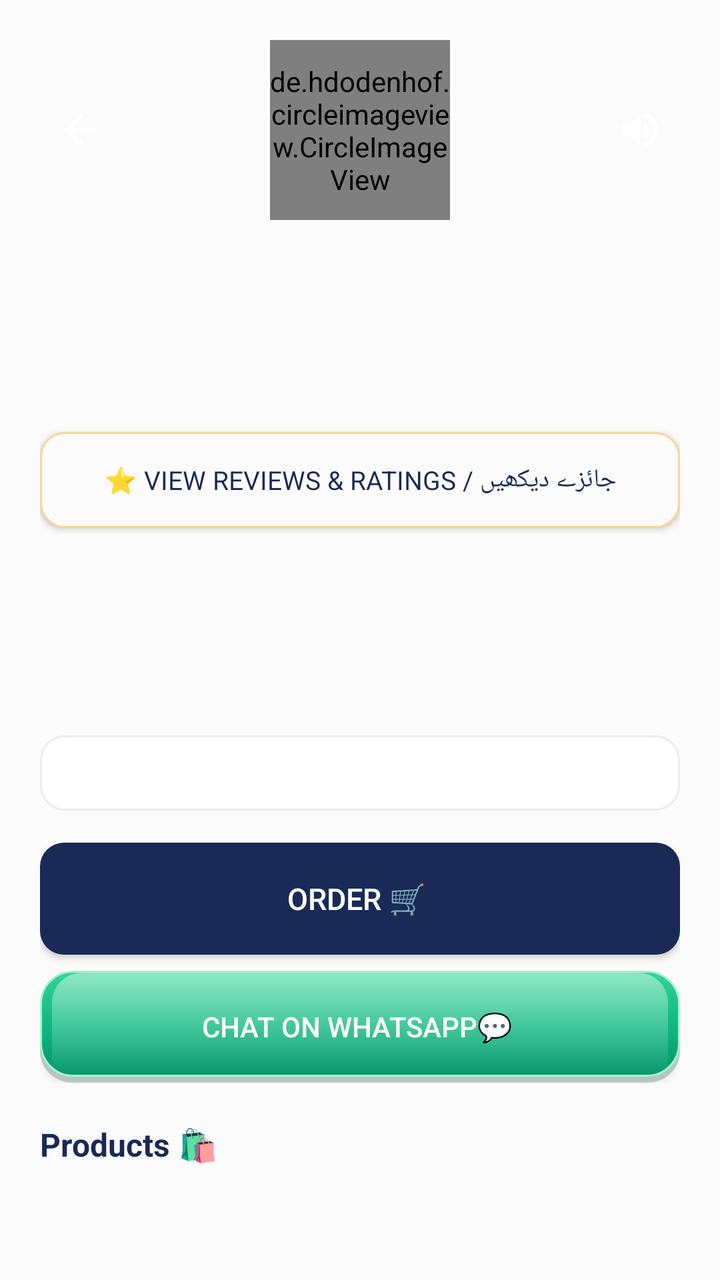
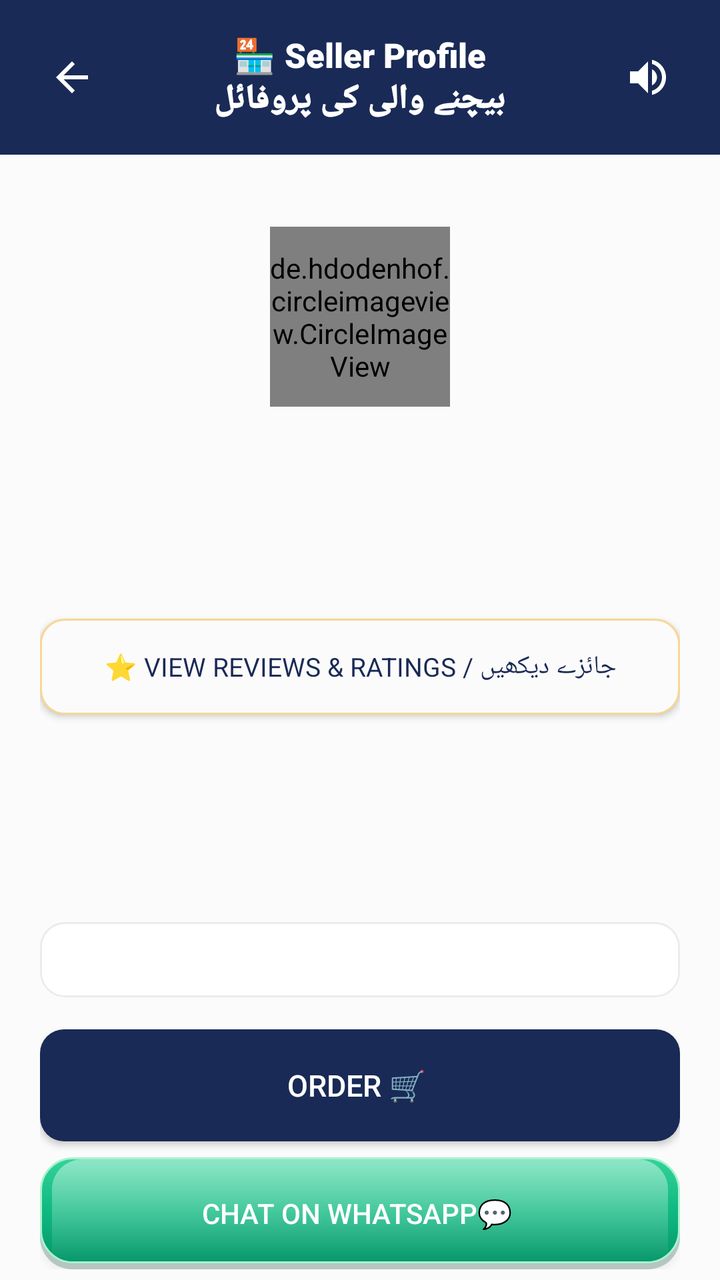

Two renders of the same Android screen: before a commit and after it. Below are the layout's source before the change and the commit's diff.
<!-- AndroidManifest.xml: application theme Theme.SheEmpower -->
<!-- res/layout/activity_seller_profile.xml -->
<?xml version="1.0" encoding="utf-8"?>
<androidx.core.widget.NestedScrollView xmlns:android="http://schemas.android.com/apk/res/android"
    xmlns:app="http://schemas.android.com/apk/res-auto"
    android:layout_width="match_parent"
    android:layout_height="match_parent"
    android:fillViewport="true"
    android:background="@color/background">

    <LinearLayout
        android:layout_width="match_parent"
        android:layout_height="wrap_content"
        android:orientation="vertical"
        android:background="?android:attr/windowBackground"
        android:padding="20dp">

        <RelativeLayout
            android:layout_width="match_parent"
            android:layout_height="wrap_content">

            <ImageButton
                android:id="@+id/btnBack"
                android:layout_width="40dp"
                android:layout_height="40dp"
                android:layout_alignParentStart="true"
                android:layout_centerVertical="true"
                android:background="?attr/selectableItemBackgroundBorderless"
                android:src="@drawable/ic_arrow_back"
                app:tint="#FFFFFF"
                android:contentDescription="Back" />

            <de.hdodenhof.circleimageview.CircleImageView
                android:id="@+id/ivSellerAvatar"
                android:layout_width="90dp"
                android:layout_height="90dp"
                android:layout_centerHorizontal="true"
                android:src="@drawable/placeholder_avatar" />

            <ImageView
                android:id="@+id/ivSellerVerifiedBadge"
                android:layout_width="28dp"
                android:layout_height="28dp"
                android:layout_alignEnd="@id/ivSellerAvatar"
                android:layout_alignBottom="@id/ivSellerAvatar"
                android:src="@drawable/ic_verified_badge"
                android:visibility="gone"
                android:contentDescription="Verified Badge" />

            <ImageButton
                android:id="@+id/btnSpeaker"
                android:layout_width="40dp"
                android:layout_height="40dp"
                android:layout_alignParentEnd="true"
                android:layout_centerVertical="true"
                android:background="?attr/selectableItemBackgroundBorderless"
                android:src="@drawable/ic_speaker"
                android:contentDescription="Speaker" />
        </RelativeLayout>

        <TextView
            android:id="@+id/tvSellerName"
            android:layout_width="match_parent"
            android:layout_height="wrap_content"
            android:gravity="center"
            android:textSize="20sp"
            android:textStyle="bold"
            android:textColor="@color/text_primary"
            android:layout_marginTop="8dp" />

        <TextView
            android:id="@+id/tvSellerCategory"
            android:layout_width="match_parent"
            android:layout_height="wrap_content"
            android:gravity="center"
            android:textColor="@color/text_primary"
            android:fontFamily="sans-serif-medium"
            android:textSize="14sp"
            android:layout_marginTop="2dp" />

        <TextView
            android:id="@+id/tvSellerCity"
            android:layout_width="match_parent"
            android:layout_height="wrap_content"
            android:gravity="center"
            android:textColor="@color/text_secondary" />

        <TextView
            android:id="@+id/tvSellerRating"
            android:layout_width="match_parent"
            android:layout_height="wrap_content"
            android:gravity="center"
            android:textColor="@color/warning_amber"
            android:layout_marginTop="4dp" />

        <Button
            android:id="@+id/btnViewReviews"
            android:layout_width="match_parent"
            android:layout_height="48dp"
            android:text="⭐ View Reviews &amp; Ratings / جائزے دیکھیں"
            android:fontFamily="sans-serif-bold"
            android:textSize="13sp"
            android:background="@drawable/bg_skeu_button_cream"
            android:textColor="@color/text_primary"
            android:layout_marginTop="8dp" />

        <TextView
            android:id="@+id/tvSellerStatus"
            android:layout_width="match_parent"
            android:layout_height="wrap_content"
            android:gravity="center"
            android:textColor="@color/success_green"
            android:textStyle="bold" />

        
        <TextView
            android:id="@+id/tvSellerDeliveryBadge"
            android:layout_width="match_parent"
            android:layout_height="wrap_content"
            android:gravity="center"
            android:layout_marginTop="10dp"
            android:padding="10dp"
            android:textStyle="bold"
            android:textSize="13sp" />

        <TextView
            android:id="@+id/tvSellerBio"
            android:layout_width="match_parent"
            android:layout_height="wrap_content"
            android:gravity="center"
            android:layout_marginTop="10dp"
            android:textColor="@color/text_secondary" />

        <TextView
            android:id="@+id/tvSellerCapacity"
            android:layout_width="match_parent"
            android:layout_height="wrap_content"
            android:gravity="center"
            android:layout_marginTop="8dp"
            android:textColor="@color/primary"
            android:background="@drawable/bg_rounded_pink_light"
            android:padding="10dp"
            android:textSize="13sp" />

        
        <LinearLayout
            android:id="@+id/layoutBuyerActions"
            android:layout_width="match_parent"
            android:layout_height="wrap_content"
            android:orientation="vertical">

            <Button
                android:id="@+id/btnPlaceOrder"
                android:layout_width="match_parent"
                android:layout_height="56dp"
                android:text="Order 🛒 "
                android:textSize="15sp"
                android:background="@drawable/bg_skeu_button_primary"
                android:textColor="#FFFFFF"
                android:layout_marginTop="16dp" />

            <Button
                android:id="@+id/btnWhatsAppChat"
                android:layout_width="match_parent"
                android:layout_height="56dp"
                android:text="Chat on Whatsapp💬 "
                android:textSize="14sp"
                android:background="@drawable/bg_skeu_button_green"
                android:textColor="#FFFFFF"
                android:layout_marginTop="8dp" />
        </LinearLayout>

        
        <LinearLayout
            android:id="@+id/layoutAdminReview"
            android:layout_width="match_parent"
            android:layout_height="wrap_content"
            android:orientation="vertical"
            android:visibility="gone"
            android:layout_marginTop="16dp">

            <LinearLayout
                android:layout_width="match_parent"
                android:layout_height="wrap_content"
                android:orientation="horizontal">

                <Button
                    android:id="@+id/btnViewCnic"
                    android:layout_width="0dp"
                    android:layout_height="50dp"
                    android:layout_weight="1"
                    android:layout_marginEnd="4dp"
                    android:text="📄 View CNIC"
                    android:textSize="13sp" />

                <Button
                    android:id="@+id/btnPlayVoice"
                    android:layout_width="0dp"
                    android:layout_height="50dp"
                    android:layout_weight="1"
                    android:layout_marginStart="4dp"
                    android:text="🎤 Voice Note"
                    android:textSize="13sp" />
            </LinearLayout>

            <LinearLayout
                android:layout_width="match_parent"
                android:layout_height="wrap_content"
                android:orientation="horizontal"
                android:layout_marginTop="8dp">

                <Button
                    android:id="@+id/btnAdminApprove"
                    android:layout_width="0dp"
                    android:layout_height="50dp"
                    android:layout_weight="1"
                    android:layout_marginEnd="4dp"
                    android:backgroundTint="@color/success_green"
                    android:text="✅ Approve"
                    android:textColor="#FFFFFF"
                    android:textSize="13sp" />

                <Button
                    android:id="@+id/btnAdminReject"
                    android:layout_width="0dp"
                    android:layout_height="50dp"
                    android:layout_weight="1"
                    android:layout_marginStart="4dp"
                    android:backgroundTint="@color/error_red"
                    android:text="❌ Reject"
                    android:textColor="#FFFFFF"
                    android:textSize="13sp" />
            </LinearLayout>

            <Button
                android:id="@+id/btnAdminDeleteSeller"
                android:layout_width="match_parent"
                android:layout_height="50dp"
                android:layout_marginTop="8dp"
                android:backgroundTint="#E74C3C"
                android:text="🗑️ Delete Seller / سیلر ختم کریں"
                android:textColor="#FFFFFF"
                android:fontFamily="sans-serif-bold"
                android:textSize="13sp" />
        </LinearLayout>

        <TextView
            android:id="@+id/tvProductsHeader"
            android:layout_width="wrap_content"
            android:layout_height="wrap_content"
            android:text="Products 🛍️ "
            android:textStyle="bold"
            android:textSize="16sp"
            android:textColor="@color/text_primary"
            android:layout_marginTop="20dp" />

        <androidx.recyclerview.widget.RecyclerView
            android:id="@+id/rvSellerProducts"
            android:layout_width="match_parent"
            android:layout_height="wrap_content"
            android:nestedScrollingEnabled="false"
            android:layout_marginTop="8dp" />

    </LinearLayout>
</androidx.core.widget.NestedScrollView>
<!-- resources referenced by this layout -->
<resources>
  <color name="background">#FCFBFB</color>
  <color name="error_red">#E74C3C</color>
  <color name="primary">#192A56</color>
  kkkkkkkkk
  <color name="success_green">#2ECC71</color>
  <color name="text_primary">#192A56</color>
  <color name="text_secondary">#6B7A99</color>
  <color name="warning_amber">#F39C12</color>
  <!-- drawable bg_rounded_pink_light (drawable) -->
  <?xml version="1.0" encoding="utf-8"?>
  <shape xmlns:android="http://schemas.android.com/apk/res/android"
      android:shape="rectangle">
      <solid android:color="@color/card_bg" />
      <corners android:radius="12dp" />
      <stroke android:color="@color/card_border" android:width="1dp" />
  </shape>
  <!-- drawable bg_skeu_button_cream (drawable) -->
  <?xml version="1.0" encoding="utf-8"?>
  <shape xmlns:android="http://schemas.android.com/apk/res/android"
      android:shape="rectangle">
      <solid android:color="@color/pearl_white" />
      <corners android:radius="12dp" />
      <stroke android:color="@color/champagne" android:width="1dp" />
  </shape>
  <!-- drawable bg_skeu_button_primary (drawable) -->
  <?xml version="1.0" encoding="utf-8"?>
  <shape xmlns:android="http://schemas.android.com/apk/res/android"
      android:shape="rectangle">
      <solid android:color="@color/midnight_navy" />
      <corners android:radius="12dp" />
  </shape>
  <!-- drawable ic_arrow_back (drawable) -->
  <?xml version="1.0" encoding="utf-8"?>
  <vector xmlns:android="http://schemas.android.com/apk/res/android"
      android:width="24dp"
      android:height="24dp"
      android:viewportWidth="24"
      android:viewportHeight="24">
      <path
          android:fillColor="#FFFFFF"
          android:pathData="M20,11H7.83l5.59-5.59L12,4l-8,8l8,8l1.41-1.41L7.83,13H20v-2z"/>
  </vector>
  <!-- drawable ic_speaker (drawable) -->
  <?xml version="1.0" encoding="utf-8"?>
  <vector xmlns:android="http://schemas.android.com/apk/res/android"
      android:width="24dp"
      android:height="24dp"
      android:viewportWidth="24"
      android:viewportHeight="24">
      <path
          android:fillColor="#FFFFFF"
          android:pathData="M3,9v6h4l5,5V4L7,9H3zm13.5,3c0-1.77-1.02-3.29-2.5-4.03v8.05c1.48-0.73,2.5-2.25,2.5-4.02zM14,3.23v2.06c2.89,0.86,5,3.54,5,6.71s-2.11,5.85-5,6.71v2.06c4.01-0.91,7-4.49,7-8.77s-2.99-7.86-7-8.77z"/>
  </vector>
  <!-- drawable placeholder_avatar (drawable) -->
  <?xml version="1.0" encoding="utf-8"?>
  <shape xmlns:android="http://schemas.android.com/apk/res/android" android:shape="oval">
      <solid android:color="#FFD9E8" />
      <size android:width="200dp" android:height="200dp" />
  </shape>
  <style name="Theme.SheEmpower" parent="Theme.AppCompat.Light.NoActionBar">
          <item name="colorPrimary">@color/primary</item>
          <item name="colorPrimaryDark">@color/primary_dark</item>
          <item name="colorAccent">@color/accent</item>
          <item name="android:windowBackground">@color/background</item>
          <item name="android:colorBackground">@color/background</item>
          <item name="android:textColorPrimary">@color/text_primary</item>
          <item name="android:textColorSecondary">@color/text_secondary</item>
          <item name="android:statusBarColor">@color/primary_dark</item>
      </style>
  <color name="card_bg">#FFFFFF</color>
  <color name="card_border">#EAECEE</color>
  <color name="pearl_white">#FCFBFB</color>
  <color name="champagne">#F7D794</color>
  <color name="midnight_navy">#192A56</color>
  <color name="verified_green">#2ECC71</color>
  <color name="primary_dark">#0F1B3D</color>
  <color name="accent">#F7D794</color>
  <!-- unchanged entries left out for length: 2 -->
</resources>

<!-- the commit's change to res/layout/activity_seller_profile.xml (unified diff, before → after) -->
@@ -9,52 +9,82 @@
     <LinearLayout
         android:layout_width="match_parent"
         android:layout_height="wrap_content"
-        android:orientation="vertical"
-        android:background="?android:attr/windowBackground"
-        android:padding="20dp">
-
-        <RelativeLayout
-            android:layout_width="match_parent"
-            android:layout_height="wrap_content">
-
-            <ImageButton
-                android:id="@+id/btnBack"
-                android:layout_width="40dp"
-                android:layout_height="40dp"
-                android:layout_alignParentStart="true"
-                android:layout_centerVertical="true"
-                android:background="?attr/selectableItemBackgroundBorderless"
-                android:src="@drawable/ic_arrow_back"
-                app:tint="#FFFFFF"
-                android:contentDescription="Back" />
-
-            <de.hdodenhof.circleimageview.CircleImageView
-                android:id="@+id/ivSellerAvatar"
-                android:layout_width="90dp"
-                android:layout_height="90dp"
-                android:layout_centerHorizontal="true"
-                android:src="@drawable/placeholder_avatar" />
-
-            <ImageView
-                android:id="@+id/ivSellerVerifiedBadge"
-                android:layout_width="28dp"
-                android:layout_height="28dp"
-                android:layout_alignEnd="@id/ivSellerAvatar"
-                android:layout_alignBottom="@id/ivSellerAvatar"
-                android:src="@drawable/ic_verified_badge"
-                android:visibility="gone"
-                android:contentDescription="Verified Badge" />
-
-            <ImageButton
-                android:id="@+id/btnSpeaker"
-                android:layout_width="40dp"
-                android:layout_height="40dp"
-                android:layout_alignParentEnd="true"
-                android:layout_centerVertical="true"
-                android:background="?attr/selectableItemBackgroundBorderless"
-                android:src="@drawable/ic_speaker"
-                android:contentDescription="Speaker" />
-        </RelativeLayout>
+        android:orientation="vertical">
+
+        
+        <LinearLayout
+            android:layout_width="match_parent"
+            android:layout_height="wrap_content"
+            android:background="#192A56"
+            android:padding="16dp"
+            android:orientation="vertical"
+            android:layout_marginBottom="16dp">
+
+            <RelativeLayout
+                android:layout_width="match_parent"
+                android:layout_height="wrap_content">
+
+                <ImageButton
+                    android:id="@+id/btnBack"
+                    android:layout_width="40dp"
+                    android:layout_height="40dp"
+                    android:layout_alignParentStart="true"
+                    android:layout_centerVertical="true"
+                    android:background="?attr/selectableItemBackgroundBorderless"
+                    android:src="@drawable/ic_arrow_back"
+                    app:tint="#FFFFFF"
+                    android:contentDescription="Back" />
+
+                <TextView
+                    android:layout_width="wrap_content"
+                    android:layout_height="wrap_content"
+                    android:layout_centerInParent="true"
+                    android:text="🏪 Seller Profile\nبیچنے والی کی پروفائل"
+                    android:textSize="17sp"
+                    android:gravity="center"
+                    android:fontFamily="sans-serif-black"
+                    android:textColor="#FFFFFF" />
+
+                <ImageButton
+                    android:id="@+id/btnSpeaker"
+                    android:layout_width="40dp"
+                    android:layout_height="40dp"
+                    android:layout_alignParentEnd="true"
+                    android:layout_centerVertical="true"
+                    android:background="?attr/selectableItemBackgroundBorderless"
+                    android:src="@drawable/ic_speaker"
+                    app:tint="#FFFFFF"
+                    android:contentDescription="Speaker" />
+            </RelativeLayout>
+        </LinearLayout>
+
+        <LinearLayout
+            android:layout_width="match_parent"
+            android:layout_height="wrap_content"
+            android:orientation="vertical"
+            android:padding="20dp">
+
+            <RelativeLayout
+                android:layout_width="match_parent"
+                android:layout_height="wrap_content">
+
+                <de.hdodenhof.circleimageview.CircleImageView
+                    android:id="@+id/ivSellerAvatar"
+                    android:layout_width="90dp"
+                    android:layout_height="90dp"
+                    android:layout_centerHorizontal="true"
+                    android:src="@drawable/placeholder_avatar" />
+
+                <ImageView
+                    android:id="@+id/ivSellerVerifiedBadge"
+                    android:layout_width="28dp"
+                    android:layout_height="28dp"
+                    android:layout_alignEnd="@id/ivSellerAvatar"
+                    android:layout_alignBottom="@id/ivSellerAvatar"
+                    android:src="@drawable/ic_verified_badge"
+                    android:visibility="gone"
+                    android:contentDescription="Verified Badge" />
+            </RelativeLayout>
 
         <TextView
             android:id="@+id/tvSellerName"
@@ -260,4 +290,5 @@
             android:layout_marginTop="8dp" />
 
     </LinearLayout>
+    </LinearLayout>
 </androidx.core.widget.NestedScrollView>
